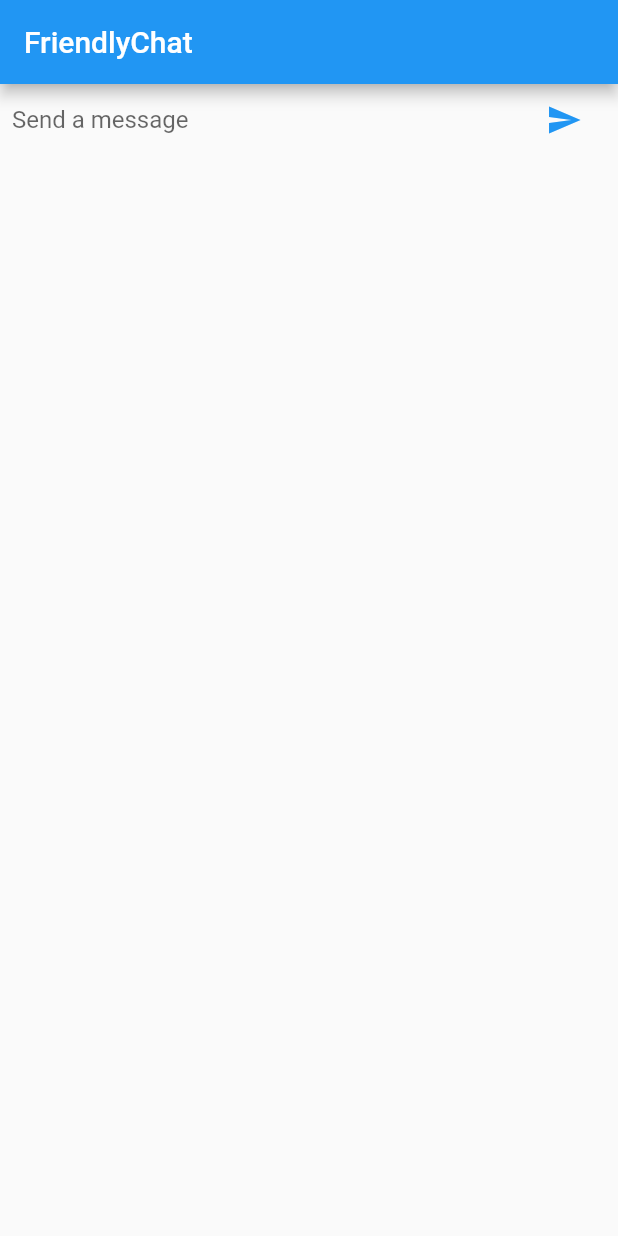
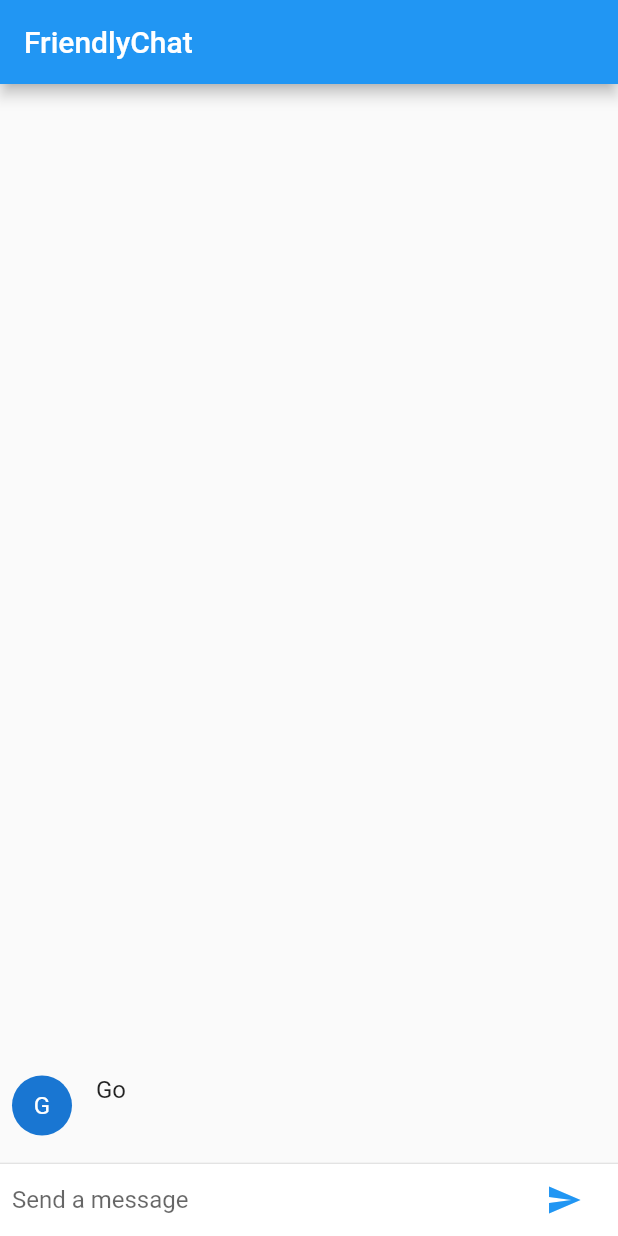
Before and after one commit to BoomBone/FlutterBeautifulUIStudy, a Flutter app: the screen it shows after launch, after a tap on the "send" icon, on a phone screen of 412 x 824 dp. Run offline on Flutter 3.47's test engine with Material 2 defaults, Android fonts, the phone set to English and light mode, and no system bars.

Commit message:
完成消息的显示

```diff
--- a/lib/main.dart
+++ b/lib/main.dart
@@ -29,12 +29,28 @@ class ChatScreenState extends State<ChatScreen> {
 
   @override
   Widget build(BuildContext context) {
-    // TODO: implement build
     return Scaffold(
       appBar: AppBar(
         title: Text("FriendlyChat"),
       ),
-      body: _buildTextComposer(),
+      body:Column(
+        children: <Widget>[
+          Flexible(
+            child: new ListView.builder(
+                padding: EdgeInsets.all(8.0),
+                reverse: true,
+                itemCount: _message.length,
+                itemBuilder: (_,int index)=>_message[index]),
+          ),
+          new Divider(height: 1.0),
+          new Container(
+            decoration: new BoxDecoration(
+              color: Theme.of(context).cardColor
+            ),
+            child: _buildTextComposer(),
+          )
+        ],
+      ),
     );
   }
 
@@ -91,7 +107,7 @@ class ChatMessage extends StatelessWidget {
         children: <Widget>[
           Container(
             margin: EdgeInsets.only(right: 16.0),
-            child: CircleAvatar(),
+            child: CircleAvatar(child: new Text(_name[0]),),
           ),
           Column(
             crossAxisAlignment: CrossAxisAlignment.start,
```
